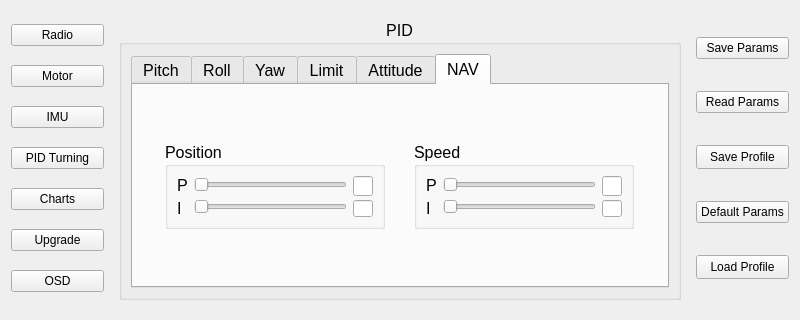
Qt form src/uavconfig.ui (nlbtuyen/ConfigurationGCS) before a commit.
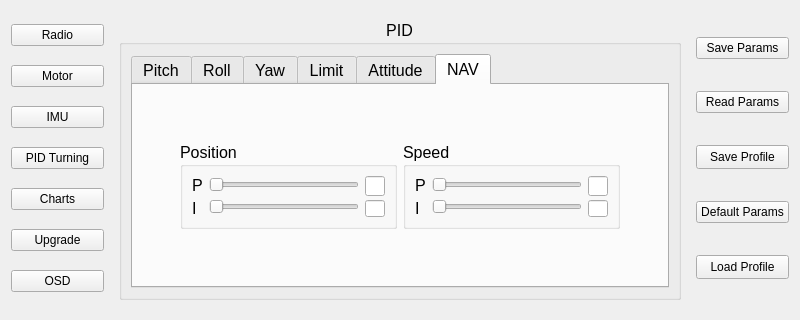
The same form after that commit. The open tabs and pages were chosen to show the change. Icons and pictures are not drawn.

Commit message: HUD Widget + Compass Widget in Circle

Diff of the .ui file:
```diff
--- a/src/uavconfig.ui
+++ b/src/uavconfig.ui
@@ -1290,7 +1290,20 @@
              <attribute name="title">
               <string>NAV</string>
              </attribute>
-             <layout class="QHBoxLayout" name="horizontalLayout_24">
+             <layout class="QHBoxLayout" name="horizontalLayout_18">
+              <item>
+               <spacer name="horizontalSpacer">
+                <property name="orientation">
+                 <enum>Qt::Horizontal</enum>
+                </property>
+                <property name="sizeHint" stdset="0">
+                 <size>
+                  <width>28</width>
+                  <height>20</height>
+                 </size>
+                </property>
+               </spacer>
+              </item>
               <item>
                <layout class="QVBoxLayout" name="verticalLayout_36">
                 <item>
@@ -1525,6 +1538,19 @@
                 </item>
                </layout>
               </item>
+              <item>
+               <spacer name="horizontalSpacer_2">
+                <property name="orientation">
+                 <enum>Qt::Horizontal</enum>
+                </property>
+                <property name="sizeHint" stdset="0">
+                 <size>
+                  <width>28</width>
+                  <height>20</height>
+                 </size>
+                </property>
+               </spacer>
+              </item>
              </layout>
             </widget>
            </widget>
```
Left out of the diff: 50 changed lines with no effect on the pictures. The commit also changes 7 other files.
